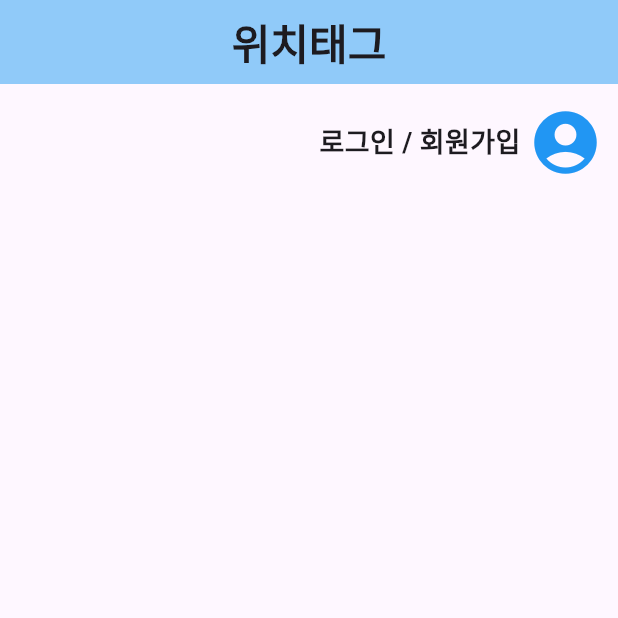
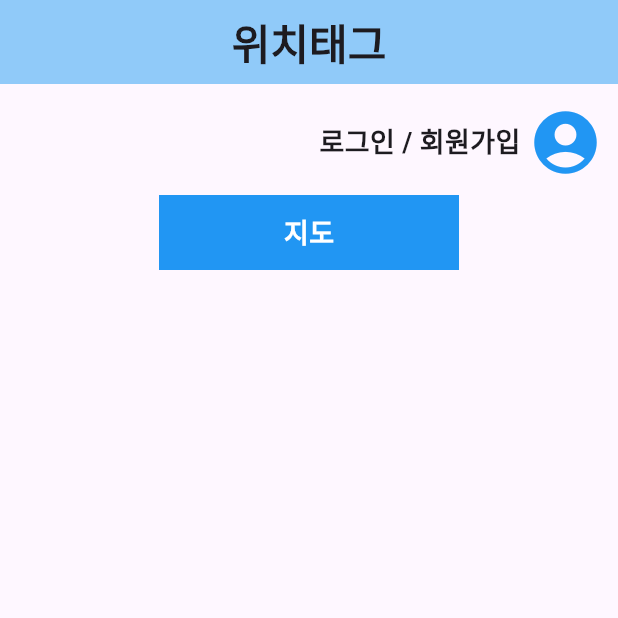
Before and after one commit to YunJaeHoon/EmbeddedSystem_LocationTag, a Flutter app: the screen it shows after launch, on a phone screen of 412 x 824 dp, the top half of it. Run offline on Flutter 3.47's test engine with Material 3 defaults, Android fonts, the phone set to English and light mode, and no system bars; our stand-ins replace shared_preferences; missing offline and left inert: flutter_naver_map.

```diff
--- a/lib/components/move_button.dart
+++ b/lib/components/move_button.dart
@@ -1,5 +1,6 @@
 import 'package:flutter/material.dart';
 import 'package:location_tag/screens/home_screen.dart';
+import 'package:location_tag/screens/map_screen.dart';
 
 class MoveButton extends StatelessWidget {
 
@@ -26,6 +27,8 @@ class MoveButton extends StatelessWidget {
               {
                 case 'home':
                   return HomeScreen(isLogin: isLogin);
+                case 'map':
+                  return const MapScreen();
                 default:
                   return Container();
               }
--- a/lib/main.dart
+++ b/lib/main.dart
@@ -1,8 +1,11 @@
 import 'package:flutter/material.dart';
+import 'package:flutter_naver_map/flutter_naver_map.dart';
 import 'package:location_tag/screens/home_screen.dart';
 
 // run application
-void main() {
+void main() async {
+  WidgetsFlutterBinding.ensureInitialized();
+  await NaverMapSdk.instance.initialize(clientId: '5jhcg3rlr9');
   runApp(const MyApp());
 }
 
--- a/lib/screens/home_screen.dart
+++ b/lib/screens/home_screen.dart
@@ -1,5 +1,7 @@
 import 'package:flutter/material.dart';
+import 'package:flutter_naver_map/flutter_naver_map.dart';
 import 'package:location_tag/components/custom_app_bar.dart';
+import 'package:location_tag/components/move_button.dart';
 import 'package:location_tag/screens/login_screen.dart';
 import 'package:location_tag/screens/my_page_screen.dart';
 
@@ -23,7 +25,8 @@ class HomeScreen extends StatelessWidget {
           child: CustomAppBar(screenTitle: '위치태그'),
         ),
 
-        body: Column(
+        body: SingleChildScrollView(
+          child: Column(
             children: [
 
               // 로그인 / 회원가입 버튼
@@ -63,7 +66,10 @@ class HomeScreen extends StatelessWidget {
 
               const SizedBox(height: 10),
 
+              MoveButton(screen: 'map', description: '지도', isLogin: isLogin)
+
             ],
+          ),
         )
       ),
     );
--- a/pubspec.yaml
+++ b/pubspec.yaml
@@ -38,6 +38,7 @@ dependencies:
   http: ^1.2.1
   shared_preferences: ^2.2.3
   flutter_blue_plus: ^1.32.7
+  flutter_naver_map: ^1.2.2+flutter3.22
 
 dev_dependencies:
   flutter_test:
```
Also changed, not shown: lib/screens/map_screen.dart (added, +32 -0 lines), pubspec.lock, 3 other files. Lines whose indentation alone changed are shown as unchanged.
